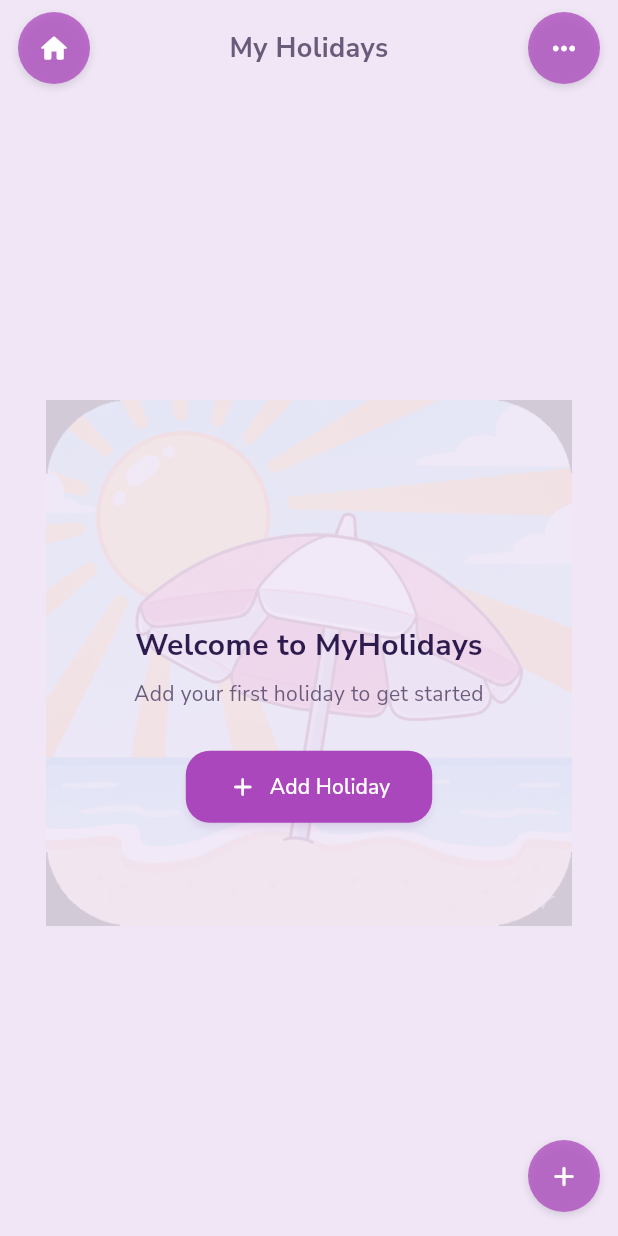
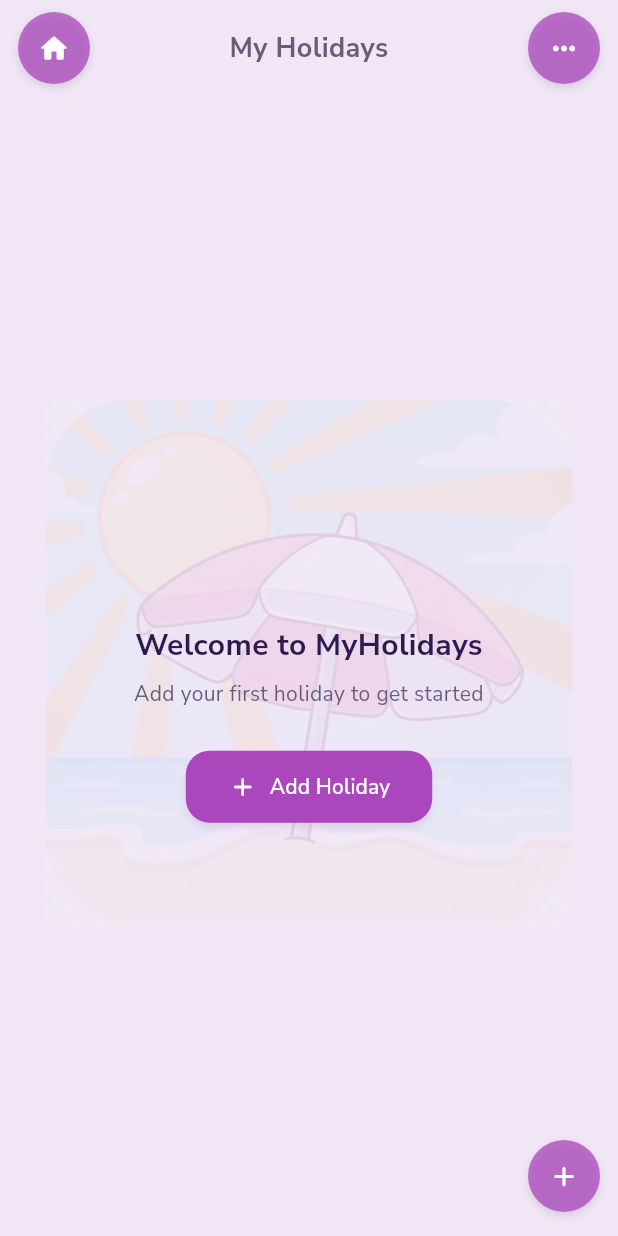
Before and after one commit to bradymd/myholidays, a Flutter app: the screen it shows after launch, on a phone screen of 412 x 824 dp. Run offline on Flutter 3.47's test engine with Material 3 defaults, Android fonts, the phone set to English and light mode, and no system bars; our stand-ins replace drift, file_picker, flutter_riverpod, freezed_annotation, go_router, google_fonts and 7 more; missing offline and left inert: sqlite3; accounts and stored records are empty; generated files the repository leaves out were written again.

Commit message:
Use borderless watermark image on home screen
Replace rounded-corner app icon with transparent-background version
for the home screen watermark so it no longer looks like a button.
Bump version to 1.0.1+7.

Co-Authored-By: Claude Opus 4.6 <noreply@anthropic.com>

```diff
--- a/lib/screens/home_screen.dart
+++ b/lib/screens/home_screen.dart
@@ -44,7 +44,7 @@ class _HomeScreenState extends ConsumerState<HomeScreen> {
                     child: Opacity(
                       opacity: 0.12,
                       child: Image.asset(
-                        'assets/images/holiday-icon.png',
+                        'assets/images/holiday-watermark.png',
                         width: MediaQuery.of(context).size.width * 0.85,
                         fit: BoxFit.contain,
                       ),
--- a/pubspec.yaml
+++ b/pubspec.yaml
@@ -1,7 +1,7 @@
 name: my_holidays
 description: "MyHolidays - Holiday & vacation planner"
 publish_to: 'none'
-version: 1.0.0+5
+version: 1.0.1+7
 
 environment:
   sdk: ^3.10.8
@@ -53,4 +53,5 @@ flutter:
 
   assets:
     - assets/images/holiday-icon.png
+    - assets/images/holiday-watermark.png
     - assets/icons/
```
Also changed, not shown: assets/images/holiday-watermark.png (added).
